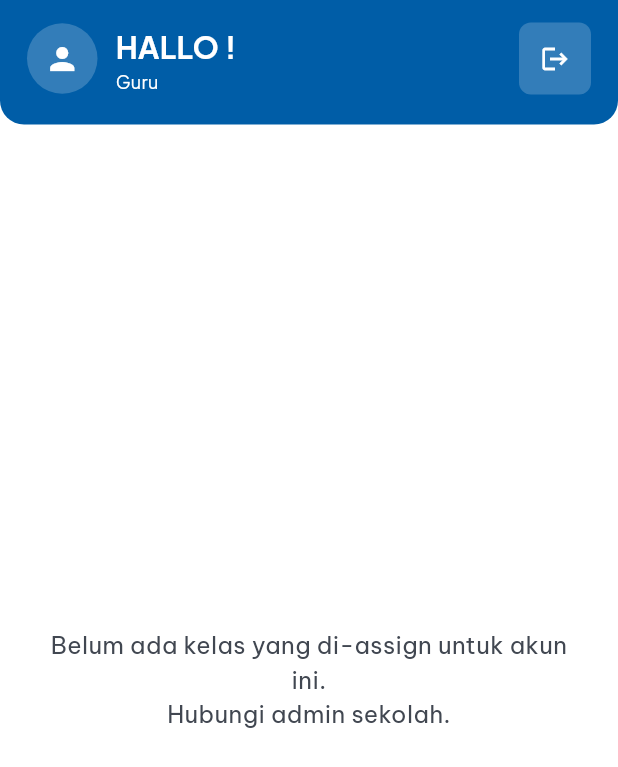
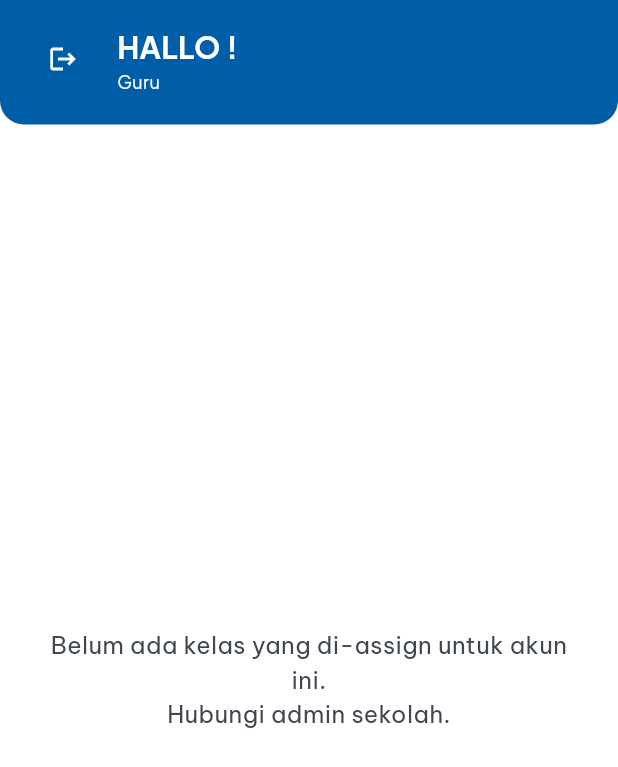
Before and after one commit to dickySanjaya3/absensi, a Flutter app: the OnboardingKelasMapelScreen screen opened directly, on a phone screen of 412 x 824 dp. Shown: the top 767 px of the screen. Run offline on Flutter 3.47's test engine with Material 3 defaults, Android fonts, the phone set to English and light mode, and no system bars; our stand-ins replace google_fonts, qr_flutter, share_plus, shared_preferences; missing offline and left inert: mobile_scanner; accounts and stored records are empty; network calls fail.

Commit message:
fix header GURU

```diff
--- a/lib/screens/guru/onboarding_screen.dart
+++ b/lib/screens/guru/onboarding_screen.dart
@@ -8,9 +8,7 @@ import '../role_router.dart';
 import 'guru_dashboard.dart';
 
 class OnboardingKelasMapelScreen extends StatefulWidget {
-  final String? initialKelas;
-
-  const OnboardingKelasMapelScreen({super.key, this.initialKelas});
+  const OnboardingKelasMapelScreen({super.key});
 
   @override
   State<OnboardingKelasMapelScreen> createState() =>
@@ -67,10 +65,6 @@ class _OnboardingKelasMapelScreenState
   @override
   void initState() {
     super.initState();
-    // Set selected kelas dari parameter jika ada
-    if (widget.initialKelas != null) {
-      _selectedKelas = widget.initialKelas;
-    }
     final email = context.read<AuthService>().currentUser?.email;
     if (email != null) {
       _loadAssignments(email);
@@ -101,7 +95,10 @@ class _OnboardingKelasMapelScreenState
   }
 
   void _goToDashboard(String kelas, String mapel) {
-    Navigator.pushReplacement(
+    // Set kelas yang sudah dipilih supaya saat back tetap di step pilih mapel
+    setState(() => _selectedKelas = kelas);
+
+    Navigator.push(
       context,
       MaterialPageRoute(
         builder: (_) => GuruDashboard(kelas: kelas, mapel: mapel),
@@ -187,17 +184,15 @@ class _OnboardingKelasMapelScreenState
             )
           else
             Container(
-              width: 47,
-              height: 47,
               decoration: BoxDecoration(
-                color: Colors.white.withValues(alpha: 0.2),
-                shape: BoxShape.circle,
+                color: const Color(0xFF005DA7),
+                borderRadius: BorderRadius.circular(8),
               ),
               child: IconButton(
-                icon: const Icon(Icons.person, color: Colors.white, size: 24),
-                tooltip: 'Profil',
+                icon: const Icon(Icons.logout, color: Colors.white, size: 20),
+                tooltip: 'Keluar',
                 onPressed: () => _confirmLogout(context),
-                padding: EdgeInsets.zero,
+                padding: const EdgeInsets.all(8),
               ),
             ),
           const SizedBox(width: 12),
@@ -229,19 +224,6 @@ class _OnboardingKelasMapelScreenState
               ],
             ),
           ),
-          if (_selectedKelas == null)
-            Container(
-              decoration: BoxDecoration(
-                color: Colors.white.withValues(alpha: 0.2),
-                borderRadius: BorderRadius.circular(8),
-              ),
-              child: IconButton(
-                icon: const Icon(Icons.logout, color: Colors.white, size: 20),
-                tooltip: 'Keluar',
-                onPressed: () => _confirmLogout(context),
-                padding: const EdgeInsets.all(8),
-              ),
-            ),
         ],
       ),
     );
```
Also changed, not shown: lib/screens/guru/guru_dashboard.dart (+46 -8 lines).
